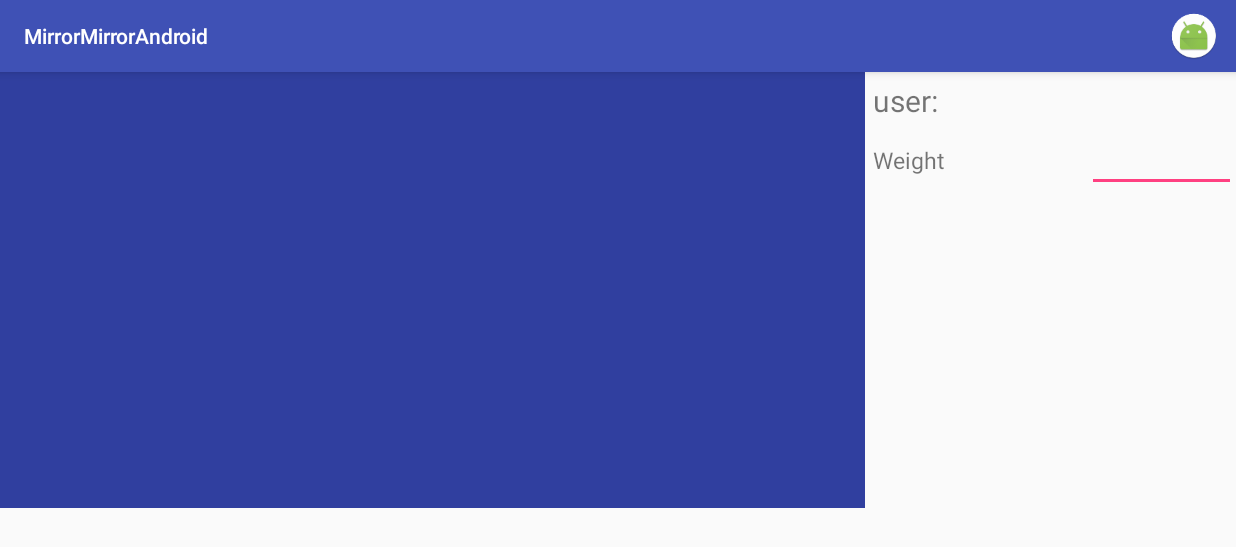
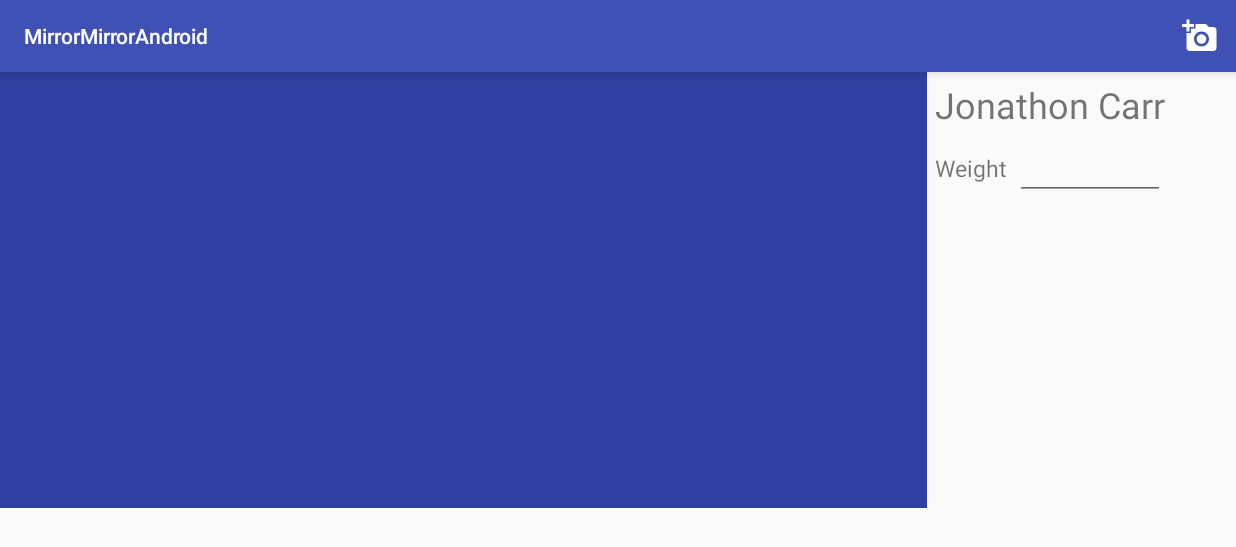
Before and after one commit to SimonGlew/SWEN302_MirrorMirror, an Android app: the screen it shows after launch (HomeActivity), on a phone screen of 824 x 412 dp (held sideways). Shown: the top 547 px of the screen. Run offline under Robolectric (Android 15) with nearby library versions, the phone set to English and light mode, and no system bars.

Commit message:
Weight recording implemented. Peer-programmed w/ Jack and Kyal

```diff
--- a/AndroidApplication/MirrorMirrorAndroid/app/src/main/java/mirrormirror/swen302/mirrormirrorandroid/activities/CameraPreviewActivity.java
+++ b/AndroidApplication/MirrorMirrorAndroid/app/src/main/java/mirrormirror/swen302/mirrormirrorandroid/activities/CameraPreviewActivity.java
@@ -88,7 +88,7 @@ public class CameraPreviewActivity extends AppCompatActivity {
         @Override
         public void onPictureTaken(byte[] data, Camera camera) {
             String dateTime = DateTimeManager.getDatetimeAsString();
-            ServerController.sendImageAsBytes(data, dateTime);
+            ServerController.sendImageAsBytes(data, dateTime, getApplicationContext());
             //request permissions to write to external storage
             //Save image in external storage maybe interanl?
             result(data, dateTime);
--- a/AndroidApplication/MirrorMirrorAndroid/app/src/main/java/mirrormirror/swen302/mirrormirrorandroid/activities/HomeActivity.java
+++ b/AndroidApplication/MirrorMirrorAndroid/app/src/main/java/mirrormirror/swen302/mirrormirrorandroid/activities/HomeActivity.java
@@ -9,10 +9,17 @@ import android.media.Image;
 import android.os.Bundle;
 import android.support.annotation.Nullable;
 import android.support.v7.app.AppCompatActivity;
+import android.view.KeyEvent;
 import android.view.Menu;
 import android.view.MenuInflater;
 import android.view.MenuItem;
+import android.view.View;
+import android.view.inputmethod.EditorInfo;
+import android.view.inputmethod.InputMethodManager;
+import android.widget.Button;
+import android.widget.EditText;
 import android.widget.ImageView;
+import android.widget.TextView;
 
 import java.io.FileInputStream;
 import java.io.IOException;
@@ -20,7 +27,9 @@ import java.util.Map;
 
 import mirrormirror.swen302.mirrormirrorandroid.R;
 import mirrormirror.swen302.mirrormirrorandroid.activities.CameraPreviewActivity;
+import mirrormirror.swen302.mirrormirrorandroid.utilities.DateTimeManager;
 import mirrormirror.swen302.mirrormirrorandroid.utilities.ImageStorageManager;
+import mirrormirror.swen302.mirrormirrorandroid.utilities.ServerController;
 
 /**
  * Created by bondkyal on 10/08/17.
@@ -43,6 +52,71 @@ public class HomeActivity extends AppCompatActivity {
         super.onCreate(savedInstanceState);
         setContentView(R.layout.home_activity);
         setReferences();
+        setImageClickListeners();
+        setButtonClickListeners();
+        loadImages();
+    }
+
+    private void setImageClickListeners(){
+        image1.setOnClickListener(new View.OnClickListener() {
+            @Override
+            public void onClick(View v) {
+                mainImage.setImageDrawable(image1.getDrawable());
+            }
+        });
+        image2.setOnClickListener(new View.OnClickListener() {
+            @Override
+            public void onClick(View v) {
+                mainImage.setImageDrawable(image2.getDrawable());
+            }
+        });
+        image3.setOnClickListener(new View.OnClickListener() {
+            @Override
+            public void onClick(View v) {
+                mainImage.setImageDrawable(image3.getDrawable());
+            }
+        });
+        image4.setOnClickListener(new View.OnClickListener() {
+            @Override
+            public void onClick(View v) {
+                mainImage.setImageDrawable(image4.getDrawable());
+            }
+        });
+    }
+
+    private void setButtonClickListeners(){
+//        Button weightSubmit = (Button) findViewById(R.id.submit_weight);
+        final EditText weightField = (EditText)findViewById(R.id.weight_text_field);
+
+//        weightSubmit.setOnClickListener(new View.OnClickListener() {
+//            @Override
+//            public void onClick(View v) {
+//                Float weight = Float.valueOf(weightField.getText().toString());
+//                ServerController.sendWeight(weight, DateTimeManager.getDatetimeAsString(), getApplicationContext());
+//                weightField.clearFocus();
+//                hideKeyboard();
+//            }
+//        });
+        weightField.setOnEditorActionListener(new TextView.OnEditorActionListener() {
+            @Override
+            public boolean onEditorAction(TextView v, int actionId, KeyEvent event) {
+                if(actionId == EditorInfo.IME_ACTION_DONE){
+                    Float weight = Float.valueOf(weightField.getText().toString());
+                    ServerController.sendWeight(weight, DateTimeManager.getDatetimeAsString(), getApplicationContext());
+                    weightField.clearFocus();
+                    hideKeyboard();
+                }
+                return false;
+            }
+        });
+    }
+
+    private void hideKeyboard(){
+        View view = this.getCurrentFocus();
+        if (view != null) {
+            InputMethodManager imm = (InputMethodManager)getSystemService(Context.INPUT_METHOD_SERVICE);
+            imm.hideSoftInputFromWindow(view.getWindowToken(), 0);
+        }
     }
 
     @Override
@@ -88,14 +162,5 @@ public class HomeActivity extends AppCompatActivity {
         this.image3.setImageBitmap(ImageStorageManager.loadImageByName(image3, this));
         this.image4.setImageBitmap(ImageStorageManager.loadImageByName(image4, this));
         this.mainImage.setImageBitmap(ImageStorageManager.loadImageByName(image1, this));
-//        Map<String, ?> keyVals =  sharedPreferences.getAll();
-//        for(String s : keyVals.keySet()){
-//            switch(s){
-//                case "image1":
-//                    break;
-//                case "image2":
-//                    break;
-//            }
-//        }
     }
 }
--- a/AndroidApplication/MirrorMirrorAndroid/app/src/main/java/mirrormirror/swen302/mirrormirrorandroid/utilities/SocketSingleton.java
+++ b/AndroidApplication/MirrorMirrorAndroid/app/src/main/java/mirrormirror/swen302/mirrormirrorandroid/utilities/SocketSingleton.java
@@ -14,11 +14,11 @@ import java.net.URISyntaxException;
 public class SocketSingleton {
 
     private static SocketSingleton instance;
-    private static final String SERVER_ADDRESS = "http://192.168.56.1:3000";
+    private static final String SERVER_ADDRESS = "http://130.195.6.76:3000";
     private Socket socket;
     private Context context;
 
-    public static SocketSingleton get(Context context){
+    public static SocketSingleton getInstance(Context context){
         if(instance == null){
             instance = getSync(context);
         }
--- /dev/null
+++ b/AndroidApplication/MirrorMirrorAndroid/app/src/main/res/drawable-hdpi/ic_add_a_photo_white_24px.xml
@@ -0,0 +1,14 @@
+<?xml version="1.0" encoding="utf-8"?>
+<vector xmlns:android="http://schemas.android.com/apk/res/android"
+    android:width="24dp"
+    android:height="24dp"
+    android:viewportWidth="24"
+    android:viewportHeight="24">
+
+    <path
+        android:fillColor="#FFFFFF"
+        android:pathData="M3 4V1h2v3h3v2H5v3H3V6H0V4h3zm3 6V7h3V4h7l1.83 2H21c1.1 0 2 .9 2 2v12c0 1.1-.9
+2-2 2H5c-1.1 0-2-.9-2-2V10h3zm7 9c2.76 0 5-2.24 5-5s-2.24-5-5-5-5 2.24-5 5 2.24
+5 5 5zm-3.2-5c0 1.77 1.43 3.2 3.2 3.2s3.2-1.43 3.2-3.2-1.43-3.2-3.2-3.2-3.2
+1.43-3.2 3.2z" />
+</vector>
--- a/AndroidApplication/MirrorMirrorAndroid/app/src/main/res/layout/home_activity.xml
+++ b/AndroidApplication/MirrorMirrorAndroid/app/src/main/res/layout/home_activity.xml
@@ -9,7 +9,7 @@
         android:orientation="vertical"
         android:layout_height="match_parent"
         android:layout_width="0dp"
-        android:layout_weight="0.7">
+        android:layout_weight="0.75">
         <!--Main Image-->
         <ImageView
             android:id="@+id/main_image"
@@ -27,22 +27,30 @@
                 android:id="@+id/image_1"
                 android:layout_width="0dp"
                 android:layout_height="match_parent"
-                android:layout_weight="0.25"/>
+                android:layout_weight="0.25"
+                android:paddingLeft="2dp"
+                android:paddingRight="2dp"/>
             <ImageView
                 android:id="@+id/image_2"
                 android:layout_width="0dp"
                 android:layout_height="match_parent"
-                android:layout_weight="0.25"/>
+                android:layout_weight="0.25"
+                android:paddingLeft="2dp"
+                android:paddingRight="2dp"/>
             <ImageView
                 android:id="@+id/image_3"
                 android:layout_width="0dp"
                 android:layout_height="match_parent"
-                android:layout_weight="0.25"/>
+                android:layout_weight="0.25"
+                android:paddingLeft="2dp"
+                android:paddingRight="2dp"/>
             <ImageView
                 android:id="@+id/image_4"
                 android:layout_width="0dp"
                 android:layout_height="match_parent"
-                android:layout_weight="0.25"/>
+                android:layout_weight="0.25"
+                android:paddingLeft="2dp"
+                android:paddingRight="2dp"/>
         </LinearLayout>
     </LinearLayout>
     <!--Sidebar-->
@@ -51,7 +59,7 @@
         android:layout_gravity="right"
         android:layout_height="match_parent"
         android:layout_width="0dp"
-        android:layout_weight="0.3">
+        android:layout_weight="0.25">
         <!--Username field-->
         <TextView
            android:id="@+id/user_identifier"
@@ -60,28 +68,36 @@
             android:layout_weight="0"
             android:layout_gravity="right"
             android:padding="5dp"
-            android:text="user:"
-            android:textSize="20dp"/>
+            android:text="Jonathon Carr"
+            android:textSize="24dp"/>
         <!--Weight field-->
         <LinearLayout
             android:layout_width="match_parent"
             android:layout_height="wrap_content"
-            android:orientation="horizontal">
+            android:orientation="horizontal"
+            android:focusable="true"
+            android:focusableInTouchMode="true">
             <!--Weight Label-->
             <TextView
                 android:text="Weight"
                 android:textSize="15dp"
                 android:padding="5dp"
-                android:layout_width="0dp"
-                android:layout_height="wrap_content"
-                android:layout_weight="0.6"/>
+                android:layout_width="wrap_content"
+                android:layout_height="wrap_content"/>
             <!--Weight input Field-->
             <EditText
-                android:layout_width="0dp"
+                android:layout_width="100dp"
                 android:layout_height="wrap_content"
-                android:layout_weight="0.4"
                 android:id="@+id/weight_text_field"
-                android:textSize="15dp"/>
+                android:textSize="15dp"
+                android:maxLines="1"
+                android:inputType="number"
+                />
+            <!--<Button-->
+                <!--android:id="@+id/submit_weight"-->
+                <!--android:layout_width="wrap_content"-->
+                <!--android:layout_height="wrap_content"-->
+                <!--android:text="Submit"/>-->
 
         </LinearLayout>
 
--- a/AndroidApplication/MirrorMirrorAndroid/app/src/main/res/menu/toolbar.xml
+++ b/AndroidApplication/MirrorMirrorAndroid/app/src/main/res/menu/toolbar.xml
@@ -6,7 +6,7 @@
         android:id="@+id/take_image"
         app:showAsAction="always"
         android:title="TakeImage"
-        android:icon="@mipmap/ic_launcher_round"/>
+        android:icon="@drawable/ic_add_a_photo_white_24px"/>
 
 
 </menu>
```
Also changed, not shown: AndroidApplication/MirrorMirrorAndroid/app/src/main/java/mirrormirror/swen302/mirrormirrorandroid/utilities/ServerController.java (+24 -9 lines), AndroidApplication/MirrorMirrorAndroid/app/src/main/res/drawable-hdpi/ic_add_a_photo_black_24dp.png (deleted), AndroidApplication/MirrorMirrorAndroid/app/src/main/res/drawable-mdpi/ic_add_a_photo_black_24dp.png (deleted), AndroidApplication/MirrorMirrorAndroid/app/src/main/res/drawable-xhdpi/ic_add_a_photo_black_24dp.png (deleted), AndroidApplication/MirrorMirrorAndroid/app/src/main/res/drawable-xxhdpi/ic_add_a_photo_black_24dp.png (deleted), AndroidApplication/MirrorMirrorAndroid/app/src/main/res/drawable-xxxhdpi/ic_add_a_photo_black_24dp.png (deleted).
